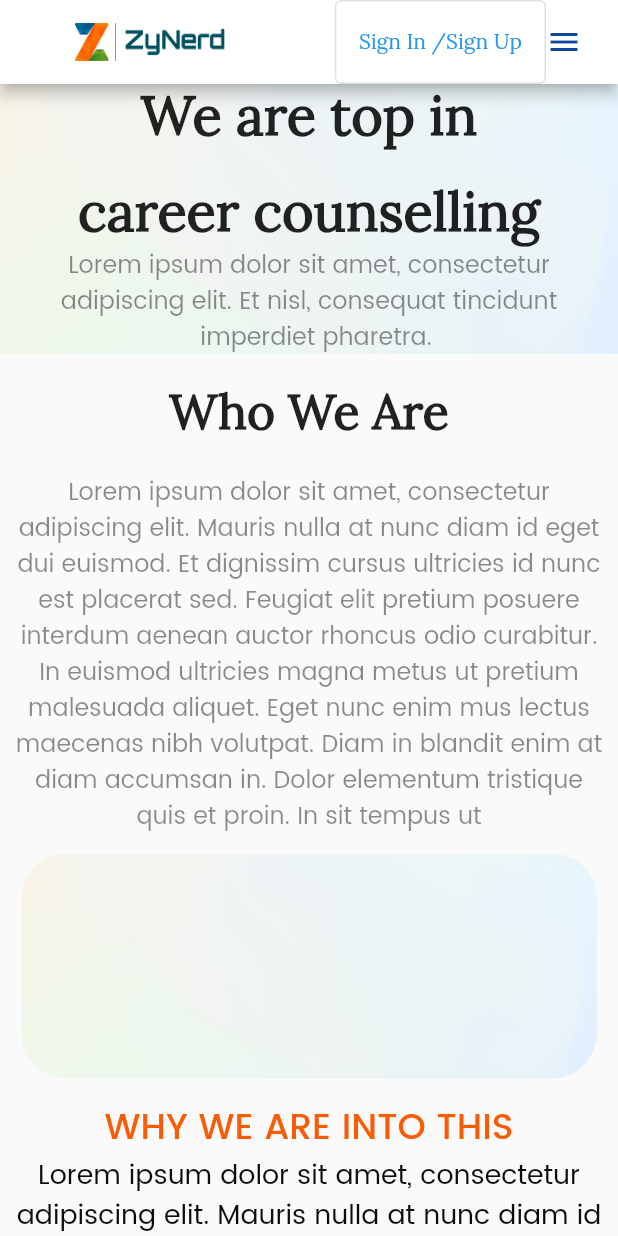
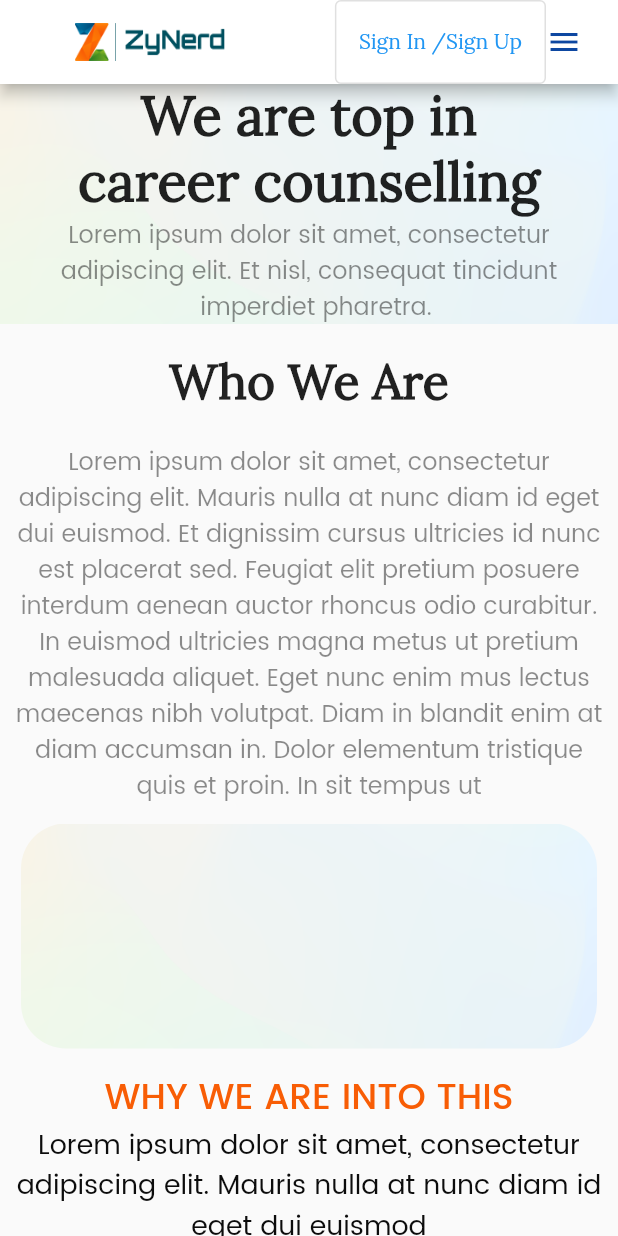
Before and after one commit to corvantaanalytics/Zynerd_MobileApp, a Flutter app: the AboutUs screen opened directly, on a phone screen of 412 x 824 dp. Run offline on Flutter 3.47's test engine with Material 2 defaults, Android fonts, the phone set to English and light mode, and no system bars; our stand-ins replace flutter_svg; missing offline and left inert: footer.

Commit message:
About Us error resolved

```diff
--- a/lib/views/About_Us.dart
+++ b/lib/views/About_Us.dart
@@ -59,8 +59,6 @@ class AboutUsState extends State<AboutUs> {
       ),
       body: ListView(children: [
         Container(
-            // height: 100,
-            // margin: EdgeInsets.all(14.0),
             decoration: const BoxDecoration(
               image: DecorationImage(
                   image: AssetImage('assets/images/Landing/Rectangle.png'),
@@ -77,9 +75,9 @@ class AboutUsState extends State<AboutUs> {
                         fontWeight: FontWeight.w700,
                         fontFamily: 'Lora'),
                   ),
-                  SizedBox(
-                    height: 20,
-                  ),
+                  // SizedBox(
+                  //   height: 10,
+                  // ),
                   Text(
                     'career counselling',
                     textAlign: TextAlign.center,
@@ -126,8 +124,6 @@ class AboutUsState extends State<AboutUs> {
                   ),
                 ])),
         Container(
-
-            // margin: EdgeInsets.all(14.0),
             child: Column(
           // ignore: prefer_const_literals_to_create_immutables
           children: [
@@ -172,7 +168,6 @@ class AboutUsState extends State<AboutUs> {
         ),
         Container(
             child: Column(
-          // ignore: prefer_const_literals_to_create_immutables
           children: [
             Text('WHY WE ARE INTO THIS',
                 textAlign: TextAlign.center,
@@ -181,10 +176,7 @@ class AboutUsState extends State<AboutUs> {
                   fontWeight: FontWeight.w500,
                   fontFamily: 'Poppins',
                   color: Color(0xFFF85D05),
-                )
-
-                // color: Color.fromARGB(255, 185, 121, 25)),
-                ),
+                )),
             Padding(
               padding: EdgeInsets.only(left: 8, right: 8),
               child: Text(
@@ -203,35 +195,89 @@ class AboutUsState extends State<AboutUs> {
           height: 20,
         ),
         Container(
+          width: 330,
           child: Row(
             children: [
-              new Image.asset(
-                "assets/images/Landing/shape-13-05.png",
-                width: 55.26,
-                height: 60,
-                fit: BoxFit.fill,
+              Center(
+                child: Column(
+                  children: [
+                    Padding(padding: EdgeInsets.only(left: 100)),
+                    new Image.asset(
+                      "assets/images/Landing/shape-13-05.png",
+                      fit: BoxFit.cover,
+                    ),
+                  ],
+                ),
               ),
               SizedBox(
-                height: 10,
+                width: 25,
               ),
-              Text(
-                  "     Lorem ipsum dolor sit amet, consectetur adipiscing elit. Mauris nulla at nunc diam id eget dui euismod. ",
-                  textAlign: TextAlign.right,
-                  style: TextStyle(
-                      fontSize: 16,
-                      fontFamily: 'Poppins',
-                      fontWeight: FontWeight.w300,
-                      color: Color(0xFF767A7C))),
-              SizedBox(
-                height: 5,
+              Container(
+                width: 80,
+                child: Column(
+                  children: [
+                    Padding(padding: EdgeInsets.only(top: 1)),
+                    Text(
+                      'Lorem ipsum dolor sit amet,',
+                      maxLines: 1,
+                      overflow: TextOverflow.visible,
+                      softWrap: false,
+                      textAlign: TextAlign.left,
+                      style: TextStyle(
+                          fontFamily: 'Poppins',
+                          fontSize: 16,
+                          color: Color(0xFF0C0C0C)),
+                    ),
+                    Padding(padding: EdgeInsets.only(top: 1)),
+                    Text(
+                      'consectetur adipiscing elit.',
+                      maxLines: 1,
+                      overflow: TextOverflow.visible,
+                      softWrap: false,
+                      textAlign: TextAlign.left,
+                      style: TextStyle(
+                          fontFamily: 'Poppins',
+                          fontSize: 16,
+                          color: Color(0xFF0C0C0C)),
+                    ),
+                    Padding(padding: EdgeInsets.only(top: 1)),
+                    Text(
+                      'Mauris nulla at nunc diam id',
+                      maxLines: 1,
+                      overflow: TextOverflow.visible,
+                      softWrap: false,
+                      textAlign: TextAlign.left,
+                      style: TextStyle(
+                          fontFamily: 'Poppins',
+                          fontSize: 16,
+                          color: Color(0xFF0C0C0C)),
+                    ),
+                    Padding(padding: EdgeInsets.only(top: 1)),
+                    Text(
+                      'eget dui euismod.',
+                      maxLines: 1,
+                      overflow: TextOverflow.visible,
+                      softWrap: false,
+                      textAlign: TextAlign.left,
+                      style: TextStyle(
+                          fontFamily: 'Poppins',
+                          fontSize: 16,
+                          color: Color(0xFF0C0C0C)),
+                    ),
+                  ],
+                ),
               ),
             ],
           ),
         ),
+        SizedBox(
+          height: 18,
+        ),
         Container(
+          padding: EdgeInsets.only(left: 10),
           child: Container(
-            height: 50,
-            child: Text("01.Lorem ipsum dolor sit amet",
+            height: 30,
+            child: Text(" 01.Lorem ipsum dolor sit amet",
                 textAlign: TextAlign.left,
                 style: TextStyle(
                     fontSize: 20,
@@ -254,9 +300,10 @@ class AboutUsState extends State<AboutUs> {
           ),
         ),
         Container(
+          padding: EdgeInsets.only(left: 15),
           child: Container(
-            height: 50,
-            child: Text("01.Lorem ipsum dolor sit amet",
+            height: 30,
+            child: Text("02.Lorem ipsum dolor sit amet",
                 textAlign: TextAlign.left,
                 style: TextStyle(
                     fontSize: 20,
@@ -279,9 +326,10 @@ class AboutUsState extends State<AboutUs> {
           ),
         ),
         Container(
+          padding: EdgeInsets.only(left: 15),
           child: Container(
-            height: 50,
-            child: Text("01.Lorem ipsum dolor sit amet",
+            height: 30,
+            child: Text("03.Lorem ipsum dolor sit amet",
                 textAlign: TextAlign.left,
                 style: TextStyle(
                     fontSize: 20,
@@ -292,7 +340,7 @@ class AboutUsState extends State<AboutUs> {
         ),
         Container(
           child: Container(
-            height: 30,
+            height: 50,
             child: Text(
                 "Lorem ipsum dolor sit amet, consectetur adipiscing elit. Mauris nulla at nunc diam id eget dui euismod.",
                 textAlign: TextAlign.center,
@@ -302,9 +350,6 @@ class AboutUsState extends State<AboutUs> {
                     fontWeight: FontWeight.w300,
                     color: Color(0xFF767A7C))),
           ),
-        ),
-        SizedBox(
-          height: 20,
         ),
         Container(
           child: Container(
```
